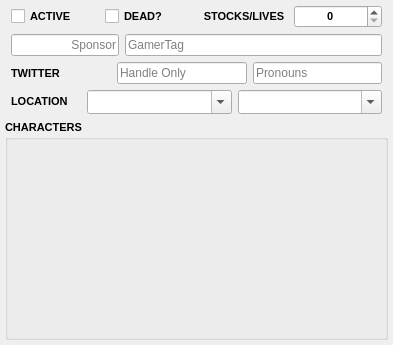
yuya-tagu/Autona, file src/layout/AutonaTeamPlayer.ui: the form before one commit.
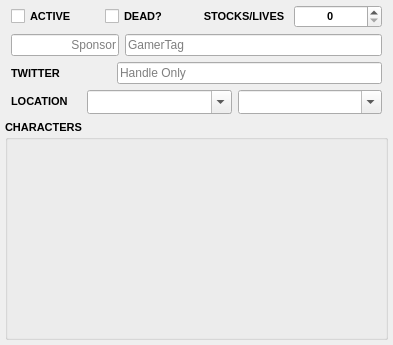
The form after the commit.

What changed in the file:
```diff
--- a/src/layout/AutonaTeamPlayer.ui
+++ b/src/layout/AutonaTeamPlayer.ui
@@ -213,24 +213,6 @@
        </property>
       </widget>
      </item>
-     <item>
-      <widget class="QLineEdit" name="pronoun">
-       <property name="sizePolicy">
-        <sizepolicy hsizetype="Preferred" vsizetype="Fixed">
-         <horstretch>0</horstretch>
-         <verstretch>0</verstretch>
-        </sizepolicy>
-       </property>
-       <property name="font">
-        <font>
-         <pointsize>9</pointsize>
-        </font>
-       </property>
-       <property name="placeholderText">
-        <string>Pronouns</string>
-       </property>
-      </widget>
-     </item>
     </layout>
    </item>
    <item row="0" column="1">
```
